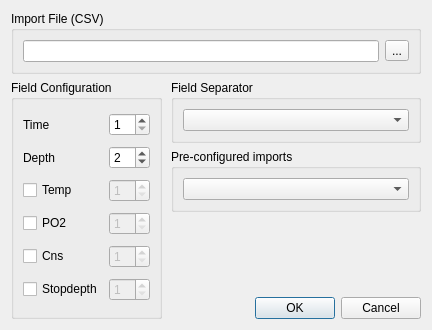
First picture: the form in qt-ui/csvimportdialog.ui, repository subsurface/subsurface, before the edit.
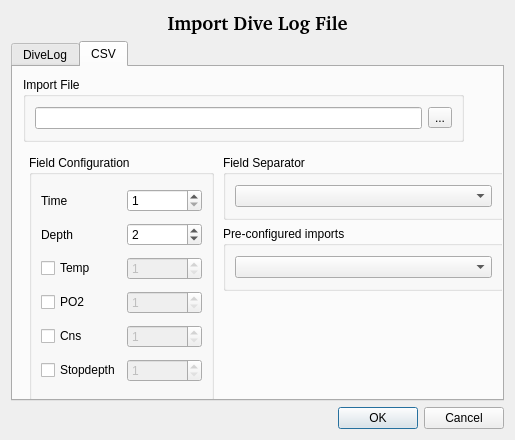
Second picture: the form after the edit. The open tabs and pages were chosen to show the change. Icons and pictures are not drawn.

Commit message:
Merging Import dialog
This patch merges import dialog with CSV import dialog. The aim is to
have only one import menu entry for log files. This menu entry pops up
an import dialog that has tabs for different types of imports (supported
dive logs and CSV configuration currently).

Diff of the .ui file:
```diff
--- a/qt-ui/csvimportdialog.ui
+++ b/qt-ui/csvimportdialog.ui
@@ -6,8 +6,8 @@
    <rect>
     <x>0</x>
     <y>0</y>
-    <width>432</width>
-    <height>330</height>
+    <width>515</width>
+    <height>440</height>
    </rect>
   </property>
   <property name="windowTitle">
@@ -20,7 +20,80 @@
   </property>
   <layout class="QVBoxLayout" name="verticalLayout">
    <item>
+    <widget class="QLabel" name="label_3">
+     <property name="font">
+      <font>
+       <family>Droid Sans [unknown]</family>
+       <pointsize>14</pointsize>
+       <weight>75</weight>
+       <bold>true</bold>
+      </font>
+     </property>
+     <property name="frameShape">
+      <enum>QFrame::NoFrame</enum>
+     </property>
+     <property name="text">
+      <string>Import Dive Log File</string>
+     </property>
+     <property name="alignment">
+      <set>Qt::AlignCenter</set>
+     </property>
+    </widget>
+   </item>
+   <item>
+    <widget class="QTabWidget" name="tabWidget">
+     <property name="currentIndex">
+      <number>0</number>
+     </property>
+     <widget class="QWidget" name="tab_2">
+      <attribute name="title">
+       <string>DiveLog</string>
+      </attribute>
+      <widget class="QGroupBox" name="groupBox_8">
+       <property name="geometry">
+        <rect>
+         <x>10</x>
+         <y>10</y>
+         <width>441</width>
+         <height>65</height>
+        </rect>
+       </property>
+       <property name="sizePolicy">
+        <sizepolicy hsizetype="Expanding" vsizetype="Preferred">
+         <horstretch>0</horstretch>
+         <verstretch>0</verstretch>
+        </sizepolicy>
+       </property>
+       <property name="title">
+        <string>Import File</string>
+       </property>
+       <layout class="QHBoxLayout" name="horizontalLayout_8">
+        <item>
+         <widget class="QLineEdit" name="DiveLogFile"/>
+        </item>
+        <item>
+         <widget class="QToolButton" name="DiveLogFileSelector">
+          <property name="text">
+           <string>...</string>
+          </property>
+         </widget>
+        </item>
+       </layout>
+      </widget>
+     </widget>
+     <widget class="QWidget" name="tab">
+      <attribute name="title">
+       <string>CSV</string>
+      </attribute>
     <widget class="QGroupBox" name="groupBox">
+       <property name="geometry">
+        <rect>
+         <x>10</x>
+         <y>10</y>
+         <width>441</width>
+         <height>65</height>
+        </rect>
+       </property>
      <property name="sizePolicy">
       <sizepolicy hsizetype="Expanding" vsizetype="Preferred">
        <horstretch>0</horstretch>
@@ -28,7 +101,7 @@
       </sizepolicy>
      </property>
      <property name="title">
-      <string>Import File (CSV)</string>
+        <string>Import File</string>
      </property>
      <layout class="QHBoxLayout" name="horizontalLayout">
       <item>
@@ -43,18 +116,61 @@
       </item>
      </layout>
     </widget>
-   </item>
+      <widget class="QGroupBox" name="groupBox_2">
+       <property name="geometry">
+        <rect>
+         <x>210</x>
+         <y>88</y>
+         <width>281</width>
+         <height>65</height>
+        </rect>
+       </property>
+       <property name="title">
+        <string>Field Separator</string>
+       </property>
+       <layout class="QHBoxLayout" name="horizontalLayout_2">
    <item>
-    <widget class="QWidget" name="horizontalWidget" native="true">
-     <layout class="QHBoxLayout" name="horizontalLayout_3">
-      <property name="spacing">
-       <number>0</number>
-      </property>
-      <property name="margin">
-       <number>0</number>
-      </property>
+         <widget class="QComboBox" name="CSVSeparator"/>
+        </item>
+       </layout>
+      </widget>
+      <widget class="QGroupBox" name="groupBox_4">
+       <property name="geometry">
+        <rect>
+         <x>210</x>
+         <y>159</y>
+         <width>281</width>
+         <height>65</height>
+        </rect>
+       </property>
+       <property name="sizePolicy">
+        <sizepolicy hsizetype="Preferred" vsizetype="Minimum">
+         <horstretch>0</horstretch>
+         <verstretch>0</verstretch>
+        </sizepolicy>
+       </property>
+       <property name="title">
+        <string>Pre-configured imports</string>
+       </property>
+       <layout class="QHBoxLayout" name="horizontalLayout_4">
       <item>
+         <widget class="QComboBox" name="knownImports">
+          <property name="currentIndex">
+           <number>-1</number>
+          </property>
+         </widget>
+        </item>
+       </layout>
+      </widget>
        <widget class="QGroupBox" name="groupBox_3">
+       <property name="geometry">
+        <rect>
+         <x>16</x>
+         <y>88</y>
+         <width>185</width>
+         <height>246</height>
+        </rect>
+       </property>
         <property name="sizePolicy">
          <sizepolicy hsizetype="Preferred" vsizetype="Expanding">
           <horstretch>0</horstretch>
@@ -190,7 +306,27 @@
         <zorder>stopdepthCheckBox</zorder>
         <zorder>CSVstopdepth</zorder>
        </widget>
-      </item>
+     </widget>
+    </widget>
+   </item>
+   <item>
+    <widget class="QWidget" name="horizontalWidget" native="true">
+     <layout class="QHBoxLayout" name="horizontalLayout_3">
+      <property name="spacing">
+       <number>0</number>
+      </property>
+      <property name="leftMargin">
+       <number>0</number>
+      </property>
+      <property name="topMargin">
+       <number>0</number>
+      </property>
+      <property name="rightMargin">
+       <number>0</number>
+      </property>
+      <property name="bottomMargin">
+       <number>0</number>
+      </property>
       <item>
        <widget class="QWidget" name="verticalWidget" native="true">
         <layout class="QVBoxLayout" name="verticalLayout_2">
@@ -203,53 +339,6 @@
          <property name="bottomMargin">
           <number>0</number>
          </property>
-         <item>
-          <widget class="QGroupBox" name="groupBox_2">
-           <property name="title">
-            <string>Field Separator</string>
-           </property>
-           <layout class="QHBoxLayout" name="horizontalLayout_2">
-            <item>
-             <widget class="QComboBox" name="CSVSeparator"/>
-            </item>
-           </layout>
-          </widget>
-         </item>
-         <item>
-          <widget class="QGroupBox" name="groupBox_4">
-           <property name="sizePolicy">
-            <sizepolicy hsizetype="Preferred" vsizetype="Minimum">
-             <horstretch>0</horstretch>
-             <verstretch>0</verstretch>
-            </sizepolicy>
-           </property>
-           <property name="title">
-            <string>Pre-configured imports</string>
-           </property>
-           <layout class="QHBoxLayout" name="horizontalLayout_4">
-            <item>
-             <widget class="QComboBox" name="knownImports">
-              <property name="currentIndex">
-               <number>-1</number>
-              </property>
-             </widget>
-            </item>
-           </layout>
-          </widget>
-         </item>
-         <item>
-          <spacer name="verticalSpacer">
-           <property name="orientation">
-            <enum>Qt::Vertical</enum>
-           </property>
-           <property name="sizeHint" stdset="0">
-            <size>
-             <width>20</width>
-             <height>40</height>
-            </size>
-           </property>
-          </spacer>
-         </item>
          <item>
           <widget class="QDialogButtonBox" name="buttonBox">
            <property name="orientation">
```
Left out of the diff: 102 changed lines with no effect on the pictures. Lines whose indentation alone changed are shown as unchanged. The commit also changes 2 other files.
